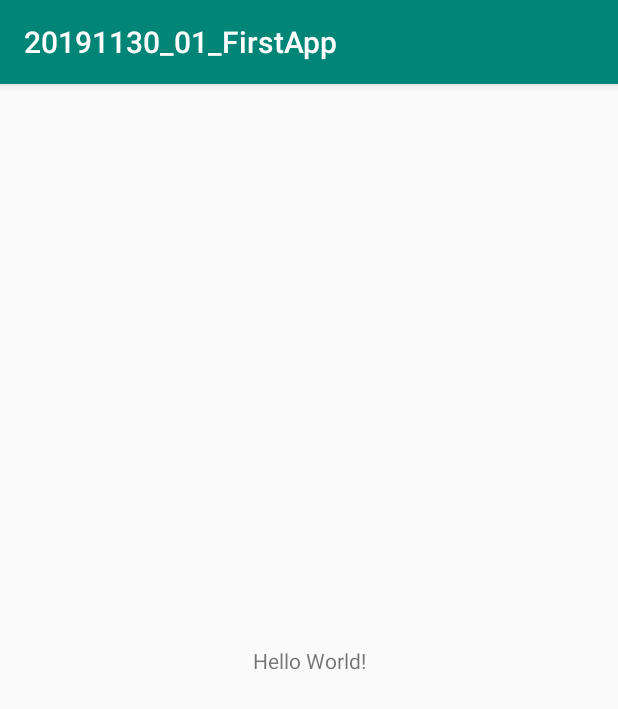
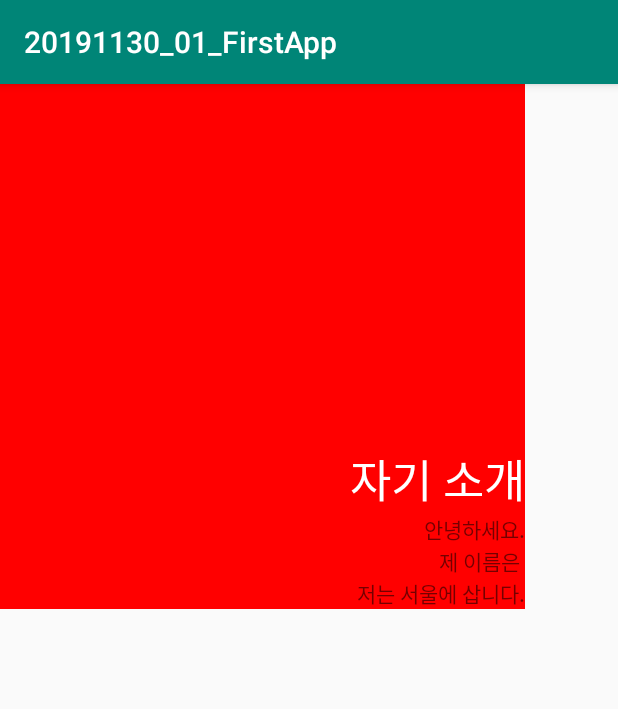
Before and after one commit to hyun132/20191130_01_FirstApptest, an Android app: the screen it shows after launch (MainActivity), on a phone screen of 412 x 824 dp. Shown: the top 709 px of the screen. Run offline under Robolectric (Android 15) with nearby library versions, the phone set to English and light mode, and no system bars.

Commit message:
LinearLayout / TextView 속성 연습

```diff
--- a/app/src/main/res/layout/activity_main.xml
+++ b/app/src/main/res/layout/activity_main.xml
@@ -1,18 +1,40 @@
 <?xml version="1.0" encoding="utf-8"?>
-<androidx.constraintlayout.widget.ConstraintLayout xmlns:android="http://schemas.android.com/apk/res/android"
+<LinearLayout xmlns:android="http://schemas.android.com/apk/res/android"
     xmlns:app="http://schemas.android.com/apk/res-auto"
     xmlns:tools="http://schemas.android.com/tools"
     android:layout_width="match_parent"
     android:layout_height="match_parent"
     tools:context=".MainActivity">
 
-    <TextView
-        android:layout_width="wrap_content"
-        android:layout_height="wrap_content"
-        android:text="Hello World!"
-        app:layout_constraintBottom_toBottomOf="parent"
-        app:layout_constraintLeft_toLeftOf="parent"
-        app:layout_constraintRight_toRightOf="parent"
-        app:layout_constraintTop_toTopOf="parent" />
+    <LinearLayout
+        android:layout_width="350dp"
+        android:layout_height="350dp"
+        android:background="#FF0000"
+        android:orientation="vertical"
+        android:gravity="right|bottom">
 
-</androidx.constraintlayout.widget.ConstraintLayout>
+        <TextView
+            android:layout_width="wrap_content"
+            android:layout_height="wrap_content"
+            android:text="자기 소개"
+            android:textColor="#FFFFFF"
+            android:textSize="30sp"/>
+
+        <TextView
+            android:layout_width="wrap_content"
+            android:layout_height="wrap_content"
+            android:text="안녕하세요."/>
+
+        <TextView
+            android:layout_width="wrap_content"
+            android:layout_height="wrap_content"
+            android:text="제 이름은 "/>
+
+        <TextView
+            android:layout_width="wrap_content"
+            android:layout_height="wrap_content"
+            android:text="저는 서울에 삽니다."/>
+
+    </LinearLayout>
+
+</LinearLayout>
```
